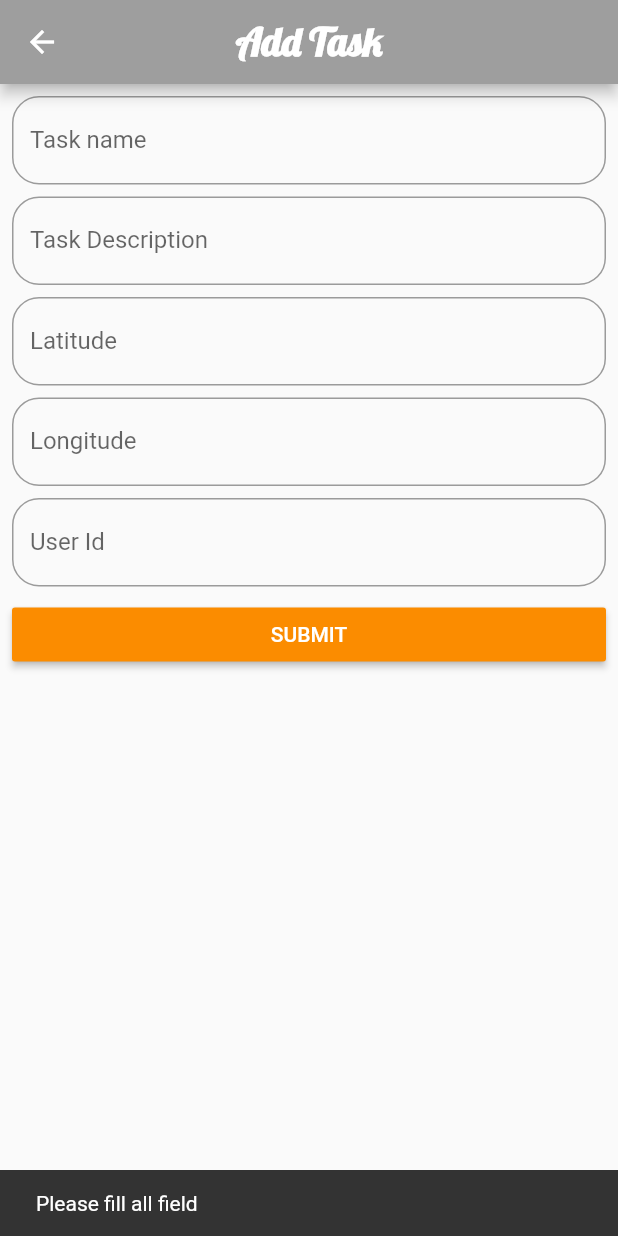
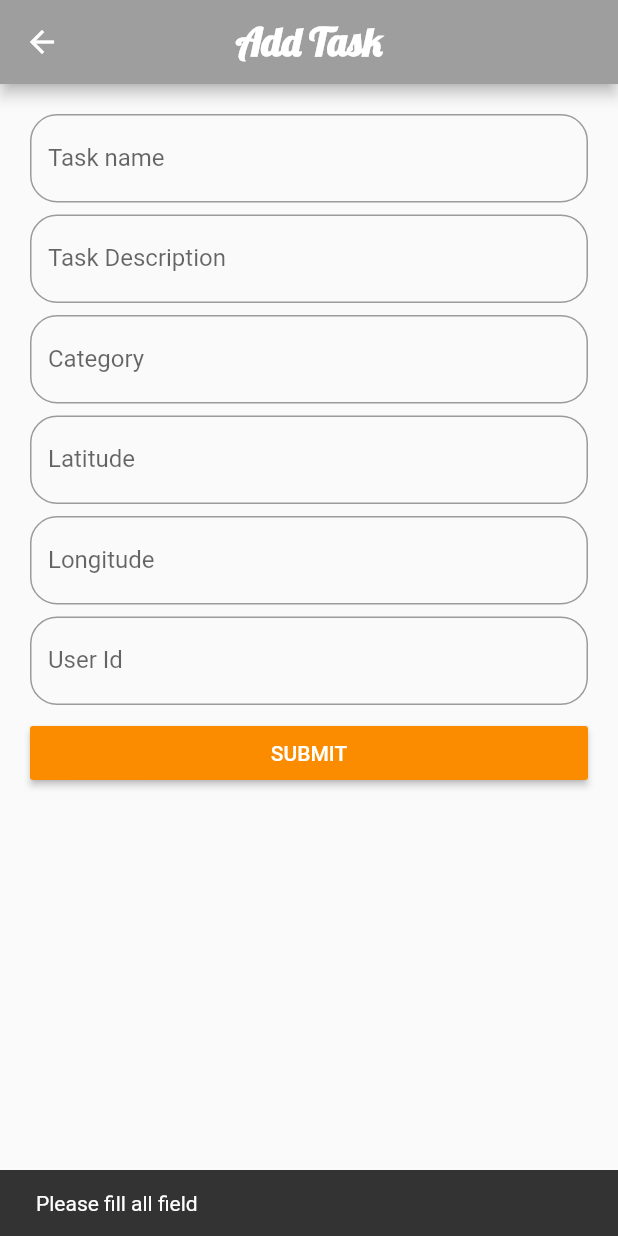
Before and after one commit to MohitP197-zz/COMTECH, a Flutter app: the AddTaskScreen screen opened by its route, after a tap on "SUBMIT", on a phone screen of 412 x 824 dp. Run offline on Flutter 3.47's test engine with Material 2 defaults, Android fonts, the phone set to English and light mode, and no system bars; our stand-ins replace font_awesome_flutter, geolocator, get_it, google_maps_flutter, rxdart, shared_preferences; accounts and stored records are empty; statements that could not run were skipped.

Commit message:
Added category for task

```diff
--- a/lib/src/ui/homepage/homescreen/taskscreen/add_task_form.dart
+++ b/lib/src/ui/homepage/homescreen/taskscreen/add_task_form.dart
@@ -17,12 +17,14 @@ class _AddTaskScreenState extends State<AddTaskScreen> {
   CallApi _apiService = CallApi();
   bool _isFieldTaskValid;
   bool _isFieldDescriptionValid;
+  bool _isFieldCategoryValid;
   bool _isFieldLatitudeValid;
   bool _isFieldLongitudeValid;
   bool _isFieldUserIdValid;
 
   TextEditingController _controllerTask = TextEditingController();
   TextEditingController _controllerDescription = TextEditingController();
+  TextEditingController _controllerCategory = TextEditingController();
   TextEditingController _controllerLatitude = TextEditingController();
   TextEditingController _controllerLongitude = TextEditingController();
   TextEditingController _controllerUserId = TextEditingController();
@@ -35,6 +37,9 @@ class _AddTaskScreenState extends State<AddTaskScreen> {
 
       _isFieldDescriptionValid = true;
       _controllerDescription.text = widget.assignedTask.description;
+
+      _isFieldCategoryValid = true;
+      _controllerCategory.text = widget.assignedTask.category;
 
       _isFieldLatitudeValid = true;
       _controllerLatitude.text = widget.assignedTask.latitude;
@@ -69,7 +74,7 @@ class _AddTaskScreenState extends State<AddTaskScreen> {
         ),
         body: Stack(children: <Widget>[
           Padding(
-            padding: const EdgeInsets.all(8.0),
+            padding: const EdgeInsets.all(20.0),
             child: ListView(
               // mainAxisSize: MainAxisSize.min,
               // crossAxisAlignment: CrossAxisAlignment.stretch,
@@ -79,6 +84,10 @@ class _AddTaskScreenState extends State<AddTaskScreen> {
                   height: 8.0,
                 ),
                 _buildTextFieldDescription(),
+                SizedBox(
+                  height: 8.0,
+                ),
+                _buildTextFieldCategory(),
                 SizedBox(
                   height: 8.0,
                 ),
@@ -97,11 +106,13 @@ class _AddTaskScreenState extends State<AddTaskScreen> {
                     onPressed: () {
                       if (_isFieldTaskValid == null ||
                           _isFieldDescriptionValid == null ||
+                          _isFieldCategoryValid == null ||
                           _isFieldLatitudeValid == null ||
                           _isFieldLongitudeValid == null ||
                           _isFieldUserIdValid == null ||
                           !_isFieldTaskValid ||
                           !_isFieldDescriptionValid ||
+                          !_isFieldCategoryValid ||
                           !_isFieldLatitudeValid ||
                           !_isFieldLongitudeValid ||
                           !_isFieldUserIdValid) {
@@ -116,6 +127,8 @@ class _AddTaskScreenState extends State<AddTaskScreen> {
                       String task_name = _controllerTask.text.toString();
                       String description =
                           _controllerDescription.text.toString();
+                      String category =
+                          _controllerCategory.text.toString();
                       String latitude = _controllerLatitude.text.toString();
                       String longitude = _controllerLongitude.text.toString();
                       int user_id =
@@ -124,6 +137,7 @@ class _AddTaskScreenState extends State<AddTaskScreen> {
                       AssignedTask assignedTask = AssignedTask(
                           task_name: task_name,
                           description: description,
+                          category: category,
                           latitude: latitude,
                           longitude: longitude,
                           user_id: user_id);
@@ -194,6 +208,7 @@ class _AddTaskScreenState extends State<AddTaskScreen> {
     );
   }
 
+
   Widget _buildTextFieldDescription() {
     return TextField(
       controller: _controllerDescription,
@@ -209,6 +224,26 @@ class _AddTaskScreenState extends State<AddTaskScreen> {
         bool isFieldValid = value.trim().isNotEmpty;
         if (isFieldValid != _isFieldDescriptionValid) {
           setState(() => _isFieldDescriptionValid = isFieldValid);
+        }
+      },
+    );
+  }
+
+   Widget _buildTextFieldCategory() {
+    return TextField(
+      controller: _controllerCategory,
+      keyboardType: TextInputType.text,
+      decoration: InputDecoration(
+        border: OutlineInputBorder(borderRadius: BorderRadius.circular(18.0)),
+        labelText: "Category",
+        errorText: _isFieldCategoryValid == null || _isFieldCategoryValid
+            ? null
+            : "Description is required",
+      ),
+      onChanged: (value) {
+        bool isFieldValid = value.trim().isNotEmpty;
+        if (isFieldValid != _isFieldCategoryValid) {
+          setState(() => _isFieldCategoryValid = isFieldValid);
         }
       },
     );
--- a/lib/src/ui/homepage/homescreen/taskscreen/model/task_model.dart
+++ b/lib/src/ui/homepage/homescreen/taskscreen/model/task_model.dart
@@ -4,6 +4,7 @@ class AssignedTask {
   int id;
   String task_name;
   String description;
+  String category;
   String latitude;
   String longitude;
   String status;
@@ -13,6 +14,7 @@ class AssignedTask {
       {this.id,
       this.task_name,
       this.description,
+      this.category,
       this.latitude,
       this.longitude,
       this.status,
@@ -23,6 +25,7 @@ class AssignedTask {
       id: map["id"],
       task_name: map["task_name"],
       description: map["description"],
+      category: map["category"],
       latitude: map["latitude"],
       longitude: map["longitude"],
       status: map["status"],
@@ -34,6 +37,7 @@ class AssignedTask {
     return {
       "task_name": task_name,
       "description": description,
+      "category": category,
       "latitude": latitude,
       "longitude": longitude,
       "user_id": user_id
@@ -42,7 +46,7 @@ class AssignedTask {
 
   @override
   String toString() {
-    return 'AssignedTask{id: $id, task_name: $task_name, description: $description, latitude: $latitude,longitude: $longitude,status: $status, user_id: $user_id}';
+    return 'AssignedTask{id: $id, task_name: $task_name, description: $description, category: $category, $latitude,longitude: $longitude,status: $status, user_id: $user_id}';
   }
 }
 
--- a/lib/src/ui/homepage/homescreen/taskscreen/task_details.dart
+++ b/lib/src/ui/homepage/homescreen/taskscreen/task_details.dart
@@ -92,6 +92,7 @@ class _TaskDetailsState extends State<TaskDetails> {
                     Text(assignedTask.latitude),
                     Text(assignedTask.longitude),
                     Text(assignedTask.longitude),
+                    Text(assignedTask.category),
                     Row(
                       mainAxisAlignment: MainAxisAlignment.end,
                       children: <Widget>[
```
